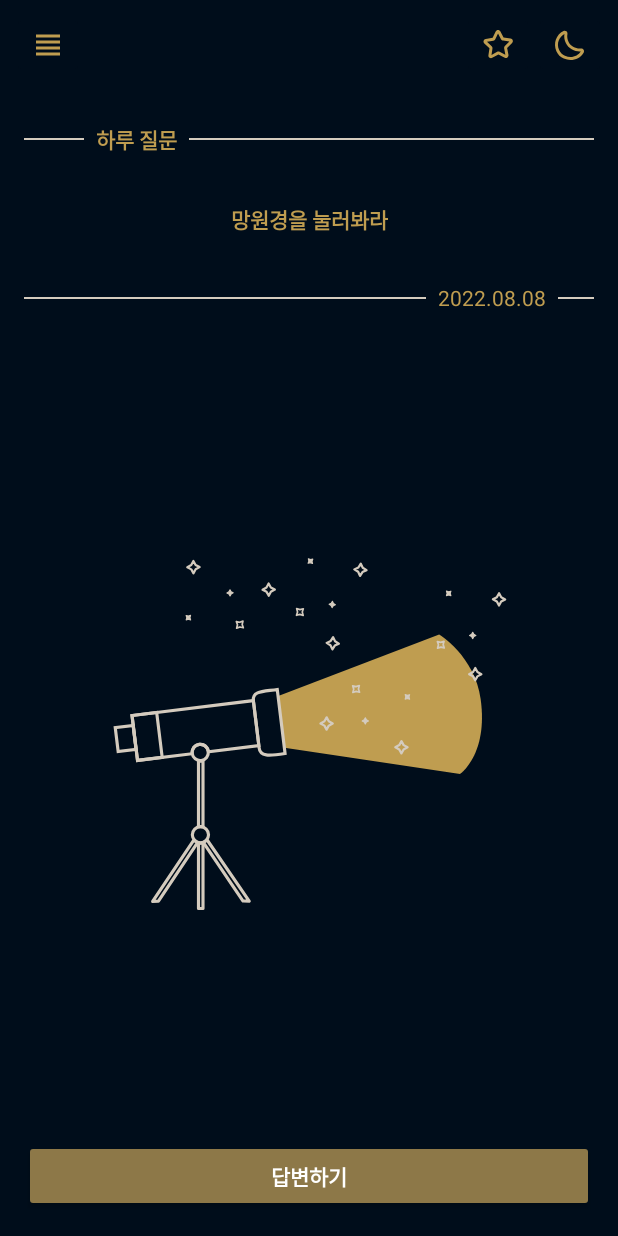
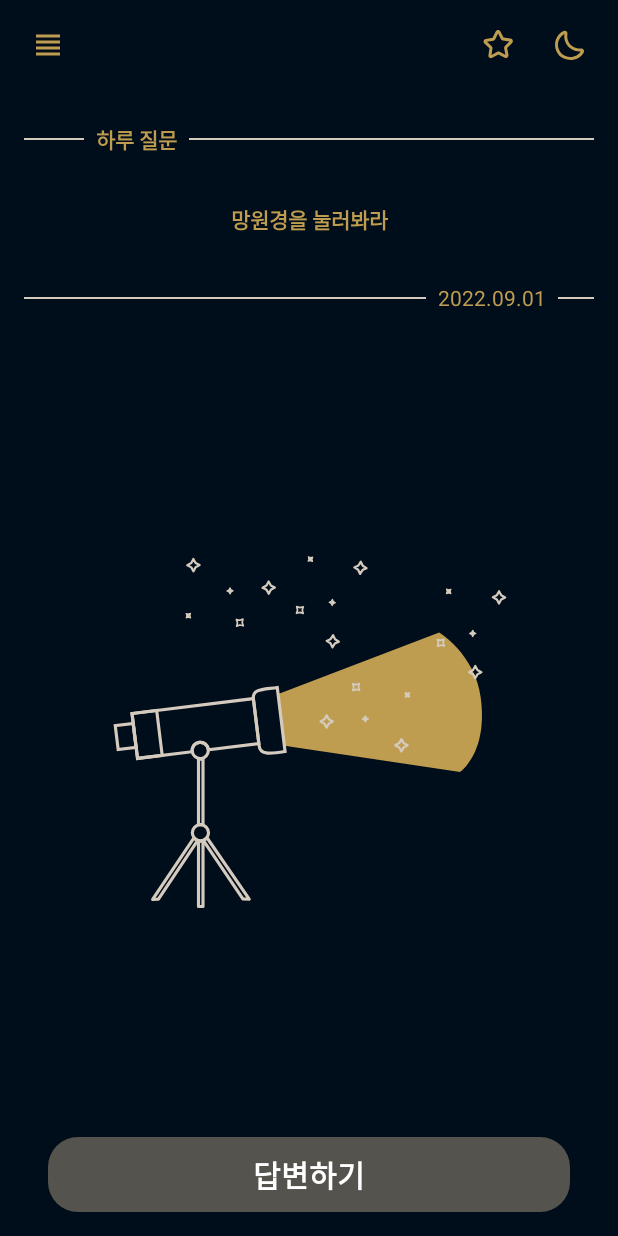
Before and after one commit to coldDelight/haru-question, an Android app built with Jetpack Compose: the screen it shows after launch (MainActivity), on a phone screen of 412 x 824 dp. Run offline under Robolectric (Android 15) with nearby library versions, the phone set to English and light mode, and no system bars; our stand-ins replace Dagger/Hilt's generated code, Room's generated code, data binding.

Commit message:
feat : button style

```diff
--- a/app/src/main/java/com/colddelight/haru_question/HomeFragment.kt
+++ b/app/src/main/java/com/colddelight/haru_question/HomeFragment.kt
@@ -15,6 +15,8 @@ import com.colddelight.haru_question.databinding.FragmentHomeBinding
 import com.colddelight.haru_question.feat_home.presentation.viewmodel.HomeViewModel
 import dagger.hilt.android.AndroidEntryPoint
 import kotlinx.coroutines.flow.collectLatest
+import java.time.LocalDate
+import java.time.format.DateTimeFormatter
 
 @AndroidEntryPoint
 class HomeFragment : Fragment() {
@@ -27,6 +29,10 @@ class HomeFragment : Fragment() {
         savedInstanceState: Bundle?
     ): View {
         _binding = FragmentHomeBinding.inflate(inflater, container, false)
+        val formatter = DateTimeFormatter.ofPattern("yyyy.MM.dd")
+        val dateNow = LocalDate.now().format(formatter)
+        binding.tvHomeDate.text = dateNow
+
         return binding.root
     }
 
@@ -46,6 +52,8 @@ class HomeFragment : Fragment() {
                         }
                     }
                     HaruState.SHOW ->{
+
+                        binding.btnToWrite.isEnabled=true
                         binding.tvHomeTitle.text= it.questionData.question
                         binding.lottieHome.setOnClickListener {
 
--- a/app/src/main/java/com/colddelight/haru_question/WriteBottomSheetFragment.kt
+++ b/app/src/main/java/com/colddelight/haru_question/WriteBottomSheetFragment.kt
@@ -67,6 +67,7 @@ class WriteBottomSheetFragment : BottomSheetDialogFragment() {
                     }else{
                         tvWriteCnt.text = totText.length.toString()
                     }
+                    binding.btnWrite.isEnabled = totText.isNotEmpty()
                 }
                 override fun afterTextChanged(p0: Editable?) {
                 }
--- /dev/null
+++ b/app/src/main/res/drawable/button_abled.xml
@@ -0,0 +1,14 @@
+<?xml version="1.0" encoding="utf-8"?>
+<shape xmlns:android="http://schemas.android.com/apk/res/android"
+    android:shape="rectangle">
+
+    <solid
+        android:color="@color/gold_200"/>
+    <size
+        android:width="100dp"
+        android:height="50dp"/>
+    <corners
+        android:radius="20dp"/>
+
+
+</shape>
--- /dev/null
+++ b/app/src/main/res/drawable/button_enabled.xml
@@ -0,0 +1,14 @@
+<?xml version="1.0" encoding="utf-8"?>
+<shape xmlns:android="http://schemas.android.com/apk/res/android"
+    android:shape="rectangle">
+
+    <solid
+        android:color="@color/gray"/>
+    <size
+        android:width="100dp"
+        android:height="50dp"/>
+    <corners
+        android:radius="20dp"/>
+
+
+</shape>
--- /dev/null
+++ b/app/src/main/res/drawable/selector_btn.xml
@@ -0,0 +1,6 @@
+<?xml version="1.0" encoding="utf-8"?>
+<selector xmlns:android="http://schemas.android.com/apk/res/android">
+    <item android:state_enabled="false" android:drawable="@drawable/button_enabled"/>
+    <item android:state_enabled="true" android:drawable="@drawable/button_abled"/>
+
+</selector>
--- a/app/src/main/res/layout/fragment_home.xml
+++ b/app/src/main/res/layout/fragment_home.xml
@@ -69,11 +69,11 @@
                 android:layout_marginEnd="16dp"
                 android:background="@color/beige_100"
                 android:backgroundTint="@color/beige_100"
-                app:layout_constraintBottom_toBottomOf="@+id/textView7"
+                app:layout_constraintBottom_toBottomOf="@+id/tv_home_date"
                 app:layout_constraintEnd_toEndOf="parent"
                 app:layout_constraintHorizontal_bias="1.0"
-                app:layout_constraintStart_toEndOf="@+id/textView7"
-                app:layout_constraintTop_toTopOf="@+id/textView7" />
+                app:layout_constraintStart_toEndOf="@+id/tv_home_date"
+                app:layout_constraintTop_toTopOf="@+id/tv_home_date" />
 
             <View
                 android:id="@+id/view5"
@@ -83,10 +83,10 @@
                 android:layout_marginEnd="8dp"
                 android:background="@color/beige_100"
                 android:backgroundTint="@color/beige_100"
-                app:layout_constraintBottom_toBottomOf="@+id/textView7"
-                app:layout_constraintEnd_toStartOf="@+id/textView7"
+                app:layout_constraintBottom_toBottomOf="@+id/tv_home_date"
+                app:layout_constraintEnd_toStartOf="@+id/tv_home_date"
                 app:layout_constraintStart_toStartOf="parent"
-                app:layout_constraintTop_toTopOf="@+id/textView7" />
+                app:layout_constraintTop_toTopOf="@+id/tv_home_date" />
 
             <View
                 android:id="@+id/view2"
@@ -105,12 +105,14 @@
                 android:id="@+id/btn_to_write"
                 android:layout_width="0dp"
                 android:layout_height="wrap_content"
-                android:layout_marginStart="16dp"
-                android:layout_marginEnd="16dp"
+                android:layout_marginStart="32dp"
+                android:layout_marginEnd="32dp"
                 android:layout_marginBottom="16dp"
-                android:backgroundTint="@color/gold_200"
+                android:background="@drawable/selector_btn"
+                android:enabled="false"
                 android:text="답변하기"
                 android:textColor="@color/white"
+                android:textSize="20sp"
                 android:textStyle="bold"
                 app:layout_constraintBottom_toBottomOf="parent"
                 app:layout_constraintEnd_toEndOf="parent"
@@ -152,7 +154,7 @@
                 app:layout_constraintTop_toBottomOf="@+id/textView2" />
 
             <TextView
-                android:id="@+id/textView7"
+                android:id="@+id/tv_home_date"
                 android:layout_width="wrap_content"
                 android:layout_height="wrap_content"
                 android:layout_marginTop="32dp"
--- a/app/src/main/res/layout/fragment_write_bottom_sheet.xml
+++ b/app/src/main/res/layout/fragment_write_bottom_sheet.xml
@@ -178,9 +178,11 @@
             android:layout_height="wrap_content"
             android:layout_marginEnd="24dp"
             android:layout_marginBottom="24dp"
-            android:backgroundTint="@color/gold_100"
+            android:background="@drawable/selector_btn"
+            android:enabled="false"
             android:text="완료"
             android:textColor="@color/white"
+            android:textSize="20sp"
             android:textStyle="bold"
             app:layout_constraintBottom_toBottomOf="parent"
             app:layout_constraintEnd_toEndOf="parent" />
--- a/app/src/main/res/values/colors.xml
+++ b/app/src/main/res/values/colors.xml
@@ -6,4 +6,5 @@
     <color name="beige_100">#D4CBBE</color>
     <color name="black">#FF000000</color>
     <color name="white">#FFFFFFFF</color>
+    <color name="gray">#55534E</color>
 </resources>
```
